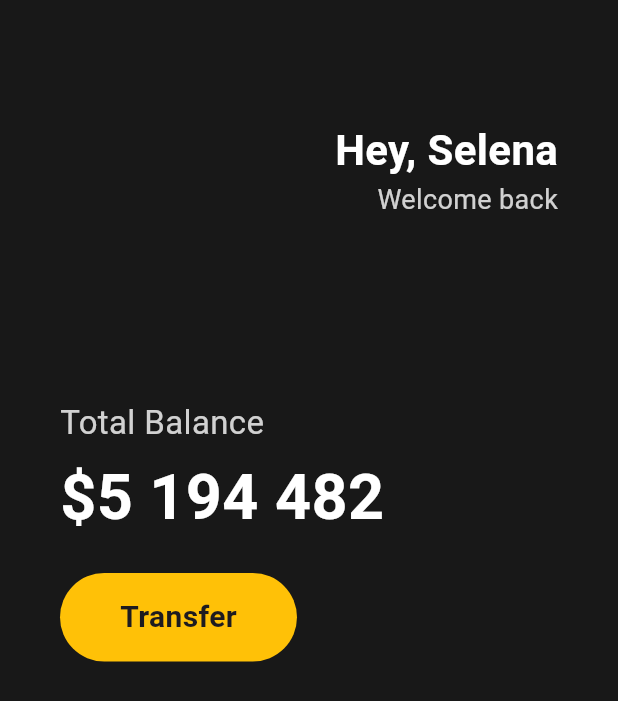
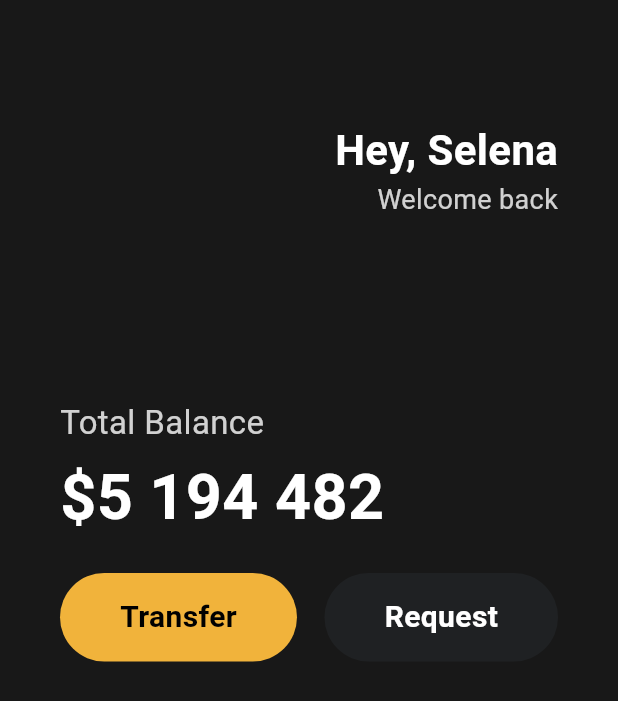
Before and after one commit to Odyssey409/toonflix, a Flutter app: the screen it shows after launch, on a phone screen of 412 x 824 dp. Shown: the top 701 px of the screen. Run offline on Flutter 3.47's test engine with Material 3 defaults, Android fonts, the phone set to English and light mode, and no system bars.

Commit message:
#3.5 Reusable Widgets
기존에 반복되는 위젯들을 재사용하기 위한 스킬을 배움. code action이 제공하는 extract widge 기능이 있지만, 그건 나중에 배우자.
지금은 약간 돌아가는 방식인 widget들을 모아 놓을 수 있는 폴더를 생성하고, widget 다트 파일을 생성하여 그 안에 위젯을 코딩해놓고 필요한 곳에서 import하여 사용하면 된다.

```diff
--- a/lib/main.dart
+++ b/lib/main.dart
@@ -1,4 +1,5 @@
 import 'package:flutter/material.dart';
+import 'package:toonflix/widgets/button.dart';
 
 class Player {
   String? name;
@@ -76,25 +77,19 @@ class App extends StatelessWidget {
               const SizedBox(
                 height: 20,
               ),
-              Row(
+              const Row(
+                mainAxisAlignment: MainAxisAlignment.spaceBetween,
                 children: [
-                  Container(
-                    decoration: BoxDecoration(
-                      color: Colors.amber,
-                      borderRadius: BorderRadius.circular(40),
-                    ),
-                    child: const Padding(
-                      padding: EdgeInsets.symmetric(
-                        vertical: 15,
-                        horizontal: 40,
-                      ),
-                      child: Text('Transfer',
-                          style: TextStyle(
-                            fontSize: 20,
-                            fontWeight: FontWeight.w600,
-                          )),
-                    ),
-                  )
+                  Button(
+                    text: 'Transfer',
+                    bgcolor: Color(0XFFF1B33B),
+                    textColor: Colors.black,
+                  ),
+                  Button(
+                    text: 'Request',
+                    bgcolor: Color(0XFF1F2123),
+                    textColor: Colors.white,
+                  ),
                 ],
               )
             ],
--- /dev/null
+++ b/lib/widgets/button.dart
@@ -0,0 +1,36 @@
+import 'package:flutter/material.dart';
+
+class Button extends StatelessWidget {
+  final String text;
+  final Color bgcolor;
+  final Color textColor;
+
+  const Button({
+    super.key,
+    required this.text,
+    required this.bgcolor,
+    required this.textColor,
+  });
+
+  @override
+  Widget build(BuildContext context) {
+    return Container(
+      decoration: BoxDecoration(
+        color: bgcolor,
+        borderRadius: BorderRadius.circular(40),
+      ),
+      child: Padding(
+        padding: const EdgeInsets.symmetric(
+          vertical: 15,
+          horizontal: 40,
+        ),
+        child: Text(text,
+            style: TextStyle(
+              fontSize: 20,
+              color: textColor,
+              fontWeight: FontWeight.w600,
+            )),
+      ),
+    );
+  }
+}
```
